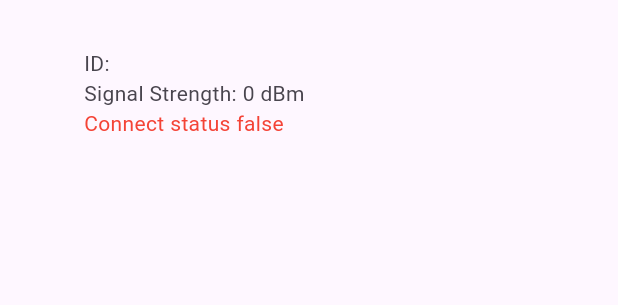
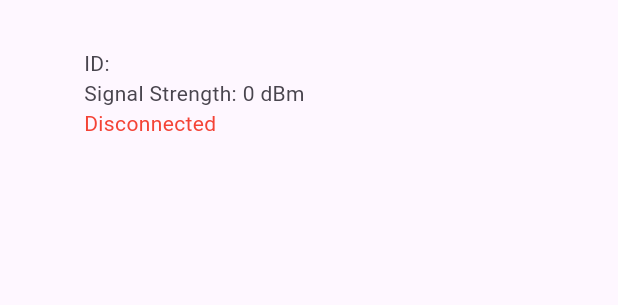
Before and after one commit to hoangduchuu/Code-Challenge, a Flutter app: the DeviceListTile widget shown alone on an empty page, opened directly with empty values, on a phone screen of 412 x 824 dp. Shown: the top 305 px of the screen. Run offline on Flutter 3.47's test engine with Material 3 defaults, Android fonts, the phone set to English and light mode, and no system bars; our stand-ins replace cached_network_image, dio, flutter_blue_plus, get_it, go_router, isar; missing offline and left inert: flutter_reactive_ble; accounts and stored records are empty; generated files the repository leaves out were written again.

Commit message:
[UI] update connected/ disconnected UI

```diff
--- a/lib/presentation/screen/bluethooth/bluetooth_screen.dart
+++ b/lib/presentation/screen/bluethooth/bluetooth_screen.dart
@@ -139,10 +139,10 @@ class DeviceListTile extends StatelessWidget {
           Text('ID: ${device.id}'),
           Text('Signal Strength: ${device.rssi} dBm'),
           Text(
-            'Connect status ${device.isConnected}',
+            device.isConnected ? 'Connected' : 'Disconnected',
             style: TextStyle(
               color: device.isConnected ? Colors.green : Colors.red,
-              fontSize: device.isConnected ? 20 : 14,
+              fontWeight: device.isConnected ? FontWeight.bold : FontWeight.normal,
             ),
           ),
         ],
```
